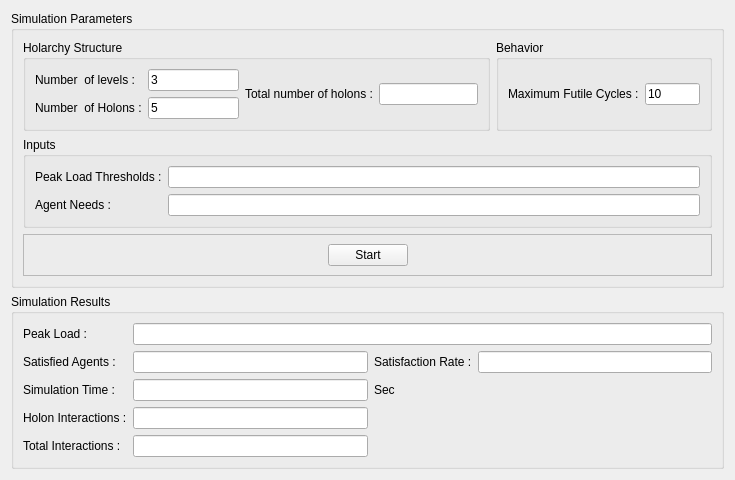
Above: Holonic_Simulation/Simulation/Simulation.ui from nejatafshar/Holonic-Simulation before the change. Below: the same form after it.
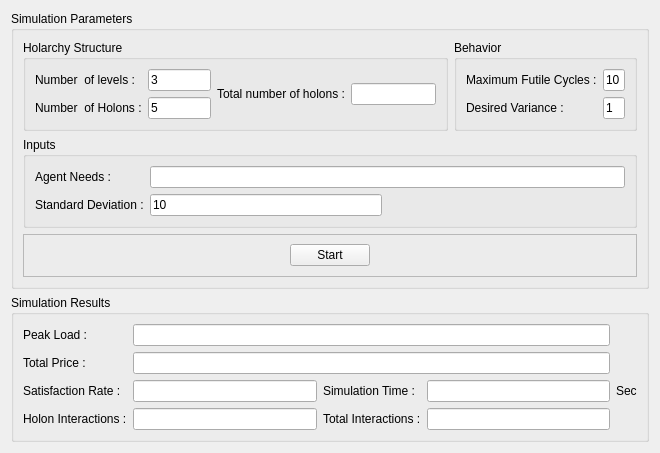
That is the form after the change.

Commit message: variables and setters getters added to Agent, some changes in form

Diff of the .ui file:
```diff
--- a/Holonic_Simulation/Simulation/Simulation.ui
+++ b/Holonic_Simulation/Simulation/Simulation.ui
@@ -6,8 +6,8 @@
    <rect>
     <x>0</x>
     <y>0</y>
-    <width>735</width>
-    <height>443</height>
+    <width>660</width>
+    <height>453</height>
    </rect>
   </property>
   <layout class="QGridLayout">
@@ -91,6 +91,20 @@
            </property>
           </widget>
          </item>
+         <item row="1" column="1">
+          <widget class="QLineEdit" name="desiredVariance_lineEdit">
+           <property name="text">
+            <string>1</string>
+           </property>
+          </widget>
+         </item>
+         <item row="1" column="0">
+          <widget class="QLabel" name="label_14">
+           <property name="text">
+            <string>Desired Variance :</string>
+           </property>
+          </widget>
+         </item>
         </layout>
        </widget>
       </item>
@@ -145,34 +159,47 @@
          <string>Inputs</string>
         </property>
         <layout class="QGridLayout" name="gridLayout_5">
-         <item row="0" column="0">
-          <widget class="QLabel" name="label_9">
-           <property name="text">
-            <string>Peak Load Thresholds :</string>
-           </property>
-          </widget>
-         </item>
-         <item row="0" column="1">
-          <widget class="QLineEdit" name="peakLoadThresholds_lineEdit">
-           <property name="text">
-            <string/>
-           </property>
-          </widget>
-         </item>
-         <item row="2" column="1">
-          <widget class="QLineEdit" name="agentNeeds_lineEdit">
-           <property name="text">
-            <string/>
-           </property>
-          </widget>
-         </item>
-         <item row="2" column="0">
+         <item row="1" column="0">
           <widget class="QLabel" name="label_10">
            <property name="text">
             <string>Agent Needs :</string>
            </property>
           </widget>
          </item>
+         <item row="2" column="2">
+          <spacer name="horizontalSpacer_2">
+           <property name="orientation">
+            <enum>Qt::Horizontal</enum>
+           </property>
+           <property name="sizeHint" stdset="0">
+            <size>
+             <width>40</width>
+             <height>20</height>
+            </size>
+           </property>
+          </spacer>
+         </item>
+         <item row="2" column="0">
+          <widget class="QLabel" name="label_15">
+           <property name="text">
+            <string>Standard Deviation :</string>
+           </property>
+          </widget>
+         </item>
+         <item row="2" column="1">
+          <widget class="QLineEdit" name="standardDeviation_lineEdit">
+           <property name="text">
+            <string>10</string>
+           </property>
+          </widget>
+         </item>
+         <item row="1" column="1" colspan="3">
+          <widget class="QLineEdit" name="agentNeeds_lineEdit">
+           <property name="text">
+            <string/>
+           </property>
+          </widget>
+         </item>
         </layout>
        </widget>
       </item>
@@ -185,23 +212,6 @@
       <string>Simulation Results</string>
      </property>
      <layout class="QGridLayout" name="gridLayout_2">
-      <item row="3" column="2">
-       <widget class="QLabel" name="label_5">
-        <property name="text">
-         <string>Sec</string>
-        </property>
-       </widget>
-      </item>
-      <item row="3" column="1">
-       <widget class="QLineEdit" name="simulationTime_lineEdit">
-        <property name="text">
-         <string/>
-        </property>
-        <property name="readOnly">
-         <bool>true</bool>
-        </property>
-       </widget>
-      </item>
       <item row="0" column="0">
        <widget class="QLabel" name="label_3">
         <property name="text">
@@ -209,27 +219,27 @@
         </property>
        </widget>
       </item>
-      <item row="3" column="0">
-       <widget class="QLabel" name="label_4">
+      <item row="5" column="1">
+       <widget class="QLineEdit" name="holonInteractions_lineEdit">
         <property name="text">
-         <string>Simulation Time :</string>
+         <string/>
+        </property>
+        <property name="readOnly">
+         <bool>true</bool>
         </property>
        </widget>
       </item>
-      <item row="4" column="0">
+      <item row="5" column="0">
        <widget class="QLabel" name="label_7">
         <property name="text">
          <string>Holon Interactions :</string>
         </property>
        </widget>
       </item>
-      <item row="4" column="1">
-       <widget class="QLineEdit" name="holonInteractions_lineEdit">
+      <item row="3" column="2">
+       <widget class="QLabel" name="label_4">
         <property name="text">
-         <string/>
-        </property>
-        <property name="readOnly">
-         <bool>true</bool>
+         <string>Simulation Time :</string>
         </property>
        </widget>
       </item>
@@ -243,41 +253,7 @@
         </property>
        </widget>
       </item>
-      <item row="6" column="0">
-       <widget class="QLabel" name="label_8">
-        <property name="text">
-         <string>Total Interactions :</string>
-        </property>
-       </widget>
-      </item>
-      <item row="6" column="1">
-       <widget class="QLineEdit" name="totalInteractions_lineEdit">
-        <property name="text">
-         <string/>
-        </property>
-        <property name="readOnly">
-         <bool>true</bool>
-        </property>
-       </widget>
-      </item>
-      <item row="2" column="0">
-       <widget class="QLabel" name="label_11">
-        <property name="text">
-         <string>Satisfied Agents :</string>
-        </property>
-       </widget>
-      </item>
-      <item row="2" column="1">
-       <widget class="QLineEdit" name="satisfiedAgents_lineEdit">
-        <property name="text">
-         <string/>
-        </property>
-        <property name="readOnly">
-         <bool>true</bool>
-        </property>
-       </widget>
-      </item>
-      <item row="2" column="3">
+      <item row="3" column="1">
        <widget class="QLineEdit" name="SatisfactionRate_lineEdit">
         <property name="text">
          <string/>
@@ -287,13 +263,64 @@
         </property>
        </widget>
       </item>
-      <item row="2" column="2">
+      <item row="3" column="0">
        <widget class="QLabel" name="label_12">
         <property name="text">
          <string>Satisfaction Rate :</string>
         </property>
        </widget>
       </item>
+      <item row="2" column="0">
+       <widget class="QLabel" name="label_9">
+        <property name="text">
+         <string>Total Price :</string>
+        </property>
+       </widget>
+      </item>
+      <item row="3" column="3">
+       <widget class="QLineEdit" name="simulationTime_lineEdit">
+        <property name="text">
+         <string/>
+        </property>
+        <property name="readOnly">
+         <bool>true</bool>
+        </property>
+       </widget>
+      </item>
+      <item row="2" column="1" colspan="3">
+       <widget class="QLineEdit" name="peakLoad_lineEdit_2">
+        <property name="text">
+         <string/>
+        </property>
+        <property name="readOnly">
+         <bool>true</bool>
+        </property>
+       </widget>
+      </item>
+      <item row="3" column="4">
+       <widget class="QLabel" name="label_5">
+        <property name="text">
+         <string>Sec</string>
+        </property>
+       </widget>
+      </item>
+      <item row="5" column="2">
+       <widget class="QLabel" name="label_8">
+        <property name="text">
+         <string>Total Interactions :</string>
+        </property>
+       </widget>
+      </item>
+      <item row="5" column="3">
+       <widget class="QLineEdit" name="totalInteractions_lineEdit">
+        <property name="text">
+         <string/>
+        </property>
+        <property name="readOnly">
+         <bool>true</bool>
+        </property>
+       </widget>
+      </item>
      </layout>
     </widget>
    </item>
```
The commit also changes 4 other files.
